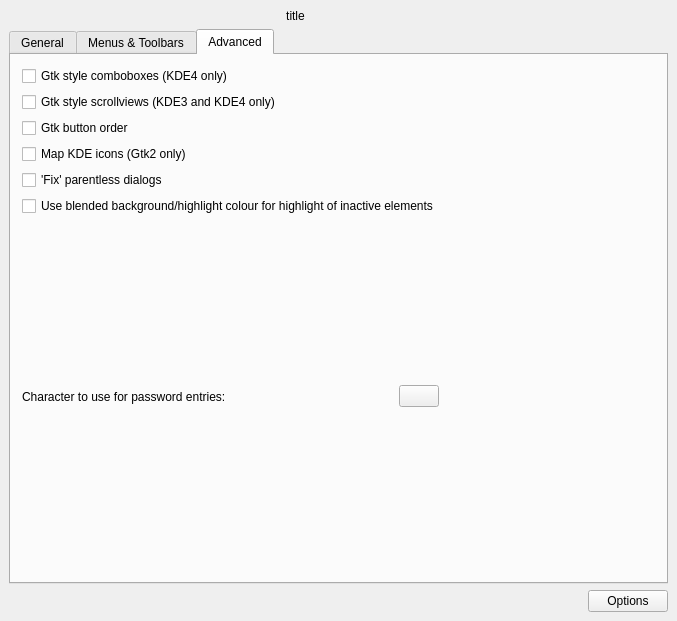
QtCurve/qtcurve, file config/qtcurveconfigbase.ui: the form before one commit.
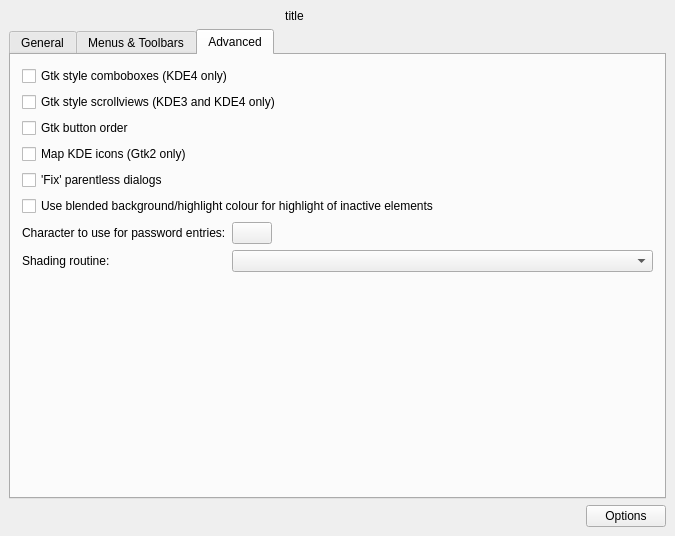
The form after the commit. The open tabs and pages were chosen to show the change. Custom widgets are drawn as their Qt base class.

Commit message: Add gui to set shading option

```diff
--- a/config/qtcurveconfigbase.ui
+++ b/config/qtcurveconfigbase.ui
@@ -5,8 +5,8 @@
    <rect>
     <x>0</x>
     <y>0</y>
-    <width>677</width>
-    <height>621</height>
+    <width>675</width>
+    <height>536</height>
    </rect>
   </property>
   <property name="windowTitle" >
@@ -646,35 +646,35 @@
        <string>Advanced</string>
       </attribute>
       <layout class="QGridLayout" >
-       <item row="0" column="0" colspan="3" >
+       <item row="0" column="0" colspan="4" >
         <widget class="QCheckBox" name="gtkComboMenus" >
          <property name="text" >
           <string>Gtk style comboboxes (KDE4 only)</string>
          </property>
         </widget>
        </item>
-       <item row="1" column="0" colspan="3" >
+       <item row="1" column="0" colspan="4" >
         <widget class="QCheckBox" name="gtkScrollViews" >
          <property name="text" >
           <string>Gtk style scrollviews (KDE3 and KDE4 only)</string>
          </property>
         </widget>
        </item>
-       <item row="2" column="0" colspan="3" >
+       <item row="2" column="0" colspan="4" >
         <widget class="QCheckBox" name="gtkButtonOrder" >
          <property name="text" >
           <string>Gtk button order</string>
          </property>
         </widget>
        </item>
-       <item row="3" column="0" >
+       <item row="3" column="0" colspan="4" >
         <widget class="QCheckBox" name="mapKdeIcons" >
          <property name="text" >
           <string>Map KDE icons (Gtk2 only)</string>
          </property>
         </widget>
        </item>
-       <item row="4" column="0" colspan="2" >
+       <item row="4" column="0" colspan="4" >
         <widget class="QCheckBox" name="fixParentlessDialogs" >
          <property name="whatsThis" >
           <string>&lt;h2>&lt;font color="#ff0000">Warning: Experimental!&lt;/font>&lt;/h1>&lt;p>&lt;p>Some applications - such as Kate, Kaffeine, and GIMP - produce dialogs that have no 'parent'. This causes the dialog to recieve an entry in the taskbar, and allows the dialog to be minimised independantly of the main application window.&lt;/p>
@@ -688,7 +688,7 @@
          </property>
         </widget>
        </item>
-       <item row="5" column="0" colspan="2" >
+       <item row="5" column="0" colspan="4" >
         <widget class="QCheckBox" name="inactiveHighlight" >
          <property name="whatsThis" >
           <string>&lt;h2>&lt;font color="#ff0000">Warning: Experimental!&lt;/font>&lt;/h1>&lt;p>&lt;p>Some applications - such as Kate, Kaffeine, and GIMP - produce dialogs that have no 'parent'. This causes the dialog to recieve an entry in the taskbar, and allows the dialog to be minimised independantly of the main application window.&lt;/p>
@@ -722,15 +722,35 @@
        <item row="6" column="2" >
         <spacer>
          <property name="orientation" >
+          <enum>Qt::Horizontal</enum>
+         </property>
+         <property name="sizeHint" >
+          <size>
+           <width>40</width>
+           <height>20</height>
+          </size>
+         </property>
+        </spacer>
+       </item>
+       <item row="7" column="0" >
+        <widget class="QLabel" name="label_2" >
+         <property name="text" >
+          <string>Shading routine:</string>
+         </property>
+        </widget>
+       </item>
+       <item row="7" column="1" colspan="3" >
+        <widget class="QComboBox" name="shading" />
+       </item>
+       <item row="8" column="3" >
+        <spacer>
+         <property name="orientation" >
           <enum>Qt::Vertical</enum>
          </property>
-         <property name="sizeType" >
-          <enum>QSizePolicy::MinimumExpanding</enum>
-         </property>
          <property name="sizeHint" >
           <size>
-           <width>20</width>
-           <height>8</height>
+           <width>4</width>
+           <height>4</height>
           </size>
          </property>
         </spacer>
```
Left out of the diff: 39 changed lines with no effect on the pictures. The commit also changes 4 other files.
